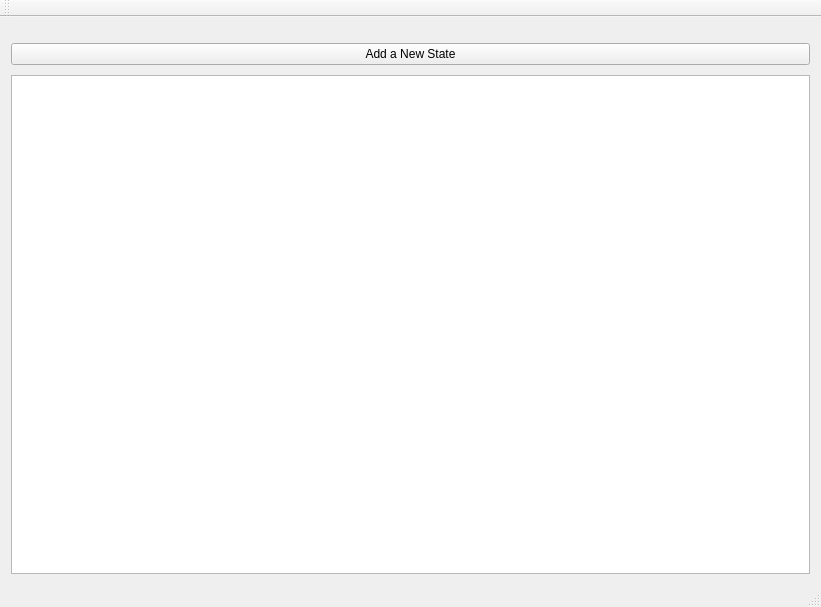
This is mainwindow.ui in williewlchew/petrinet-interface-visualizer as Qt 5 draws it before an edit. The edited form follows.
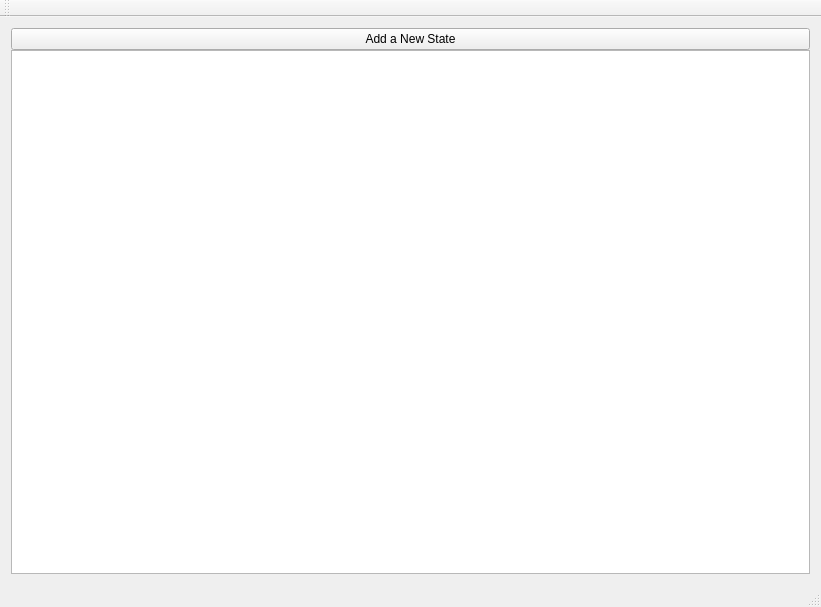
This is the edited form.

Patch:
```diff
--- a/mainwindow.ui
+++ b/mainwindow.ui
@@ -20,9 +20,9 @@
    <string>MainWindow</string>
   </property>
   <widget class="QWidget" name="centralWidget">
-   <layout class="QHBoxLayout" name="horizontalLayout">
-    <item>
-     <layout class="QVBoxLayout" name="listFrame">
+   <layout class="QGridLayout" name="gridLayout">
+    <item row="0" column="0">
+     <layout class="QVBoxLayout" name="listFrame" stretch="1,0">
       <property name="spacing">
        <number>0</number>
       </property>
@@ -32,22 +32,6 @@
       <property name="rightMargin">
        <number>0</number>
       </property>
-      <item>
-       <spacer name="verticalSpacer_2">
-        <property name="orientation">
-         <enum>Qt::Vertical</enum>
-        </property>
-        <property name="sizeType">
-         <enum>QSizePolicy::Preferred</enum>
-        </property>
-        <property name="sizeHint" stdset="0">
-         <size>
-          <width>20</width>
-          <height>15</height>
-         </size>
-        </property>
-       </spacer>
-      </item>
       <item>
        <widget class="QPushButton" name="addStateButton">
         <property name="sizePolicy">
@@ -62,30 +46,21 @@
        </widget>
       </item>
       <item>
-       <spacer name="verticalSpacer">
-        <property name="orientation">
-         <enum>Qt::Vertical</enum>
+       <widget class="QListWidget" name="mainList">
+        <property name="sizePolicy">
+         <sizepolicy hsizetype="Preferred" vsizetype="Preferred">
+          <horstretch>0</horstretch>
+          <verstretch>0</verstretch>
+         </sizepolicy>
         </property>
-        <property name="sizeType">
-         <enum>QSizePolicy::Preferred</enum>
-        </property>
-        <property name="sizeHint" stdset="0">
-         <size>
-          <width>20</width>
-          <height>10</height>
-         </size>
-        </property>
-       </spacer>
-      </item>
-      <item>
-       <widget class="QListWidget" name="mainList"/>
+       </widget>
       </item>
      </layout>
     </item>
-    <item>
-     <layout class="QVBoxLayout" name="dragFrame">
+    <item row="0" column="1">
+     <layout class="QVBoxLayout" name="dragFrame" stretch="">
       <property name="sizeConstraint">
-       <enum>QLayout::SetMinimumSize</enum>
+       <enum>QLayout::SetDefaultConstraint</enum>
       </property>
       <property name="leftMargin">
        <number>0</number>
```
